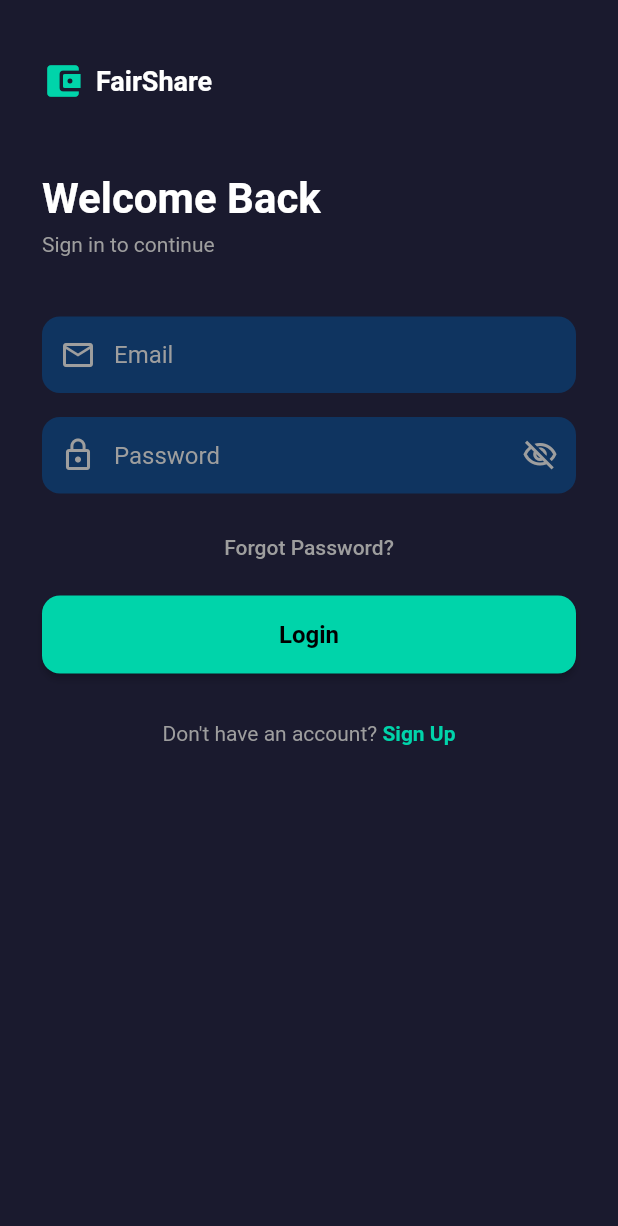
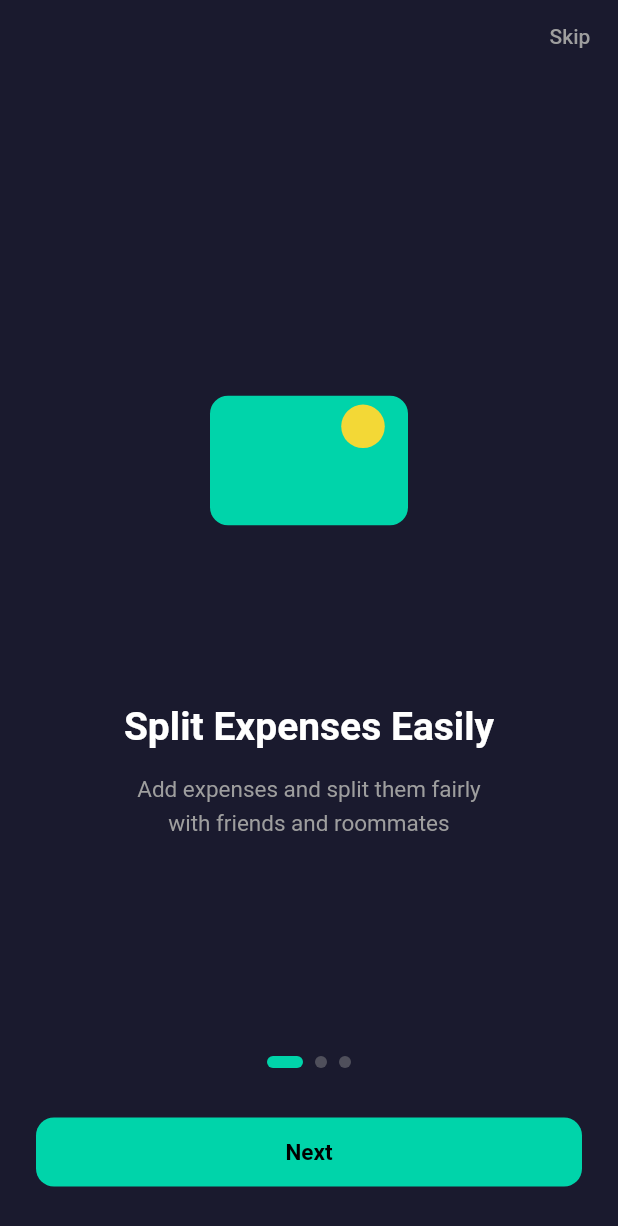
Before and after one commit to Haidermushtaq/splivy, a Flutter app: the screen it shows after launch, on a phone screen of 412 x 824 dp. Shown: the top 1226 px of the screen. Run offline on Flutter 3.47's test engine with Material 3 defaults, Android fonts, the phone set to English and light mode, and no system bars; our stand-ins replace flutter_dotenv, flutter_local_notifications, flutter_riverpod, lottie, shared_preferences, supabase_flutter and 1 more; accounts and stored records are empty.

Commit message:
feat: implement SharedPreferences for session, theme and onboarding
- Add PreferencesService singleton with typed getters/setters for theme,
  onboarding, user cache, reminder settings, and currency
- Replace StateProvider<ThemeMode> with StateNotifierProvider + ThemeModeNotifier
- Add onboarding screen (3-slide PageView with animated dots)
- Splash screen checks onboarding flag and session-expired state
- Login saves user profile (full_name, username, email) to local cache
- Profile screen loads cached user data and uses notifier for theme toggle
- Dashboard AppBar shows personalised greeting from cached first name
- ReminderService migrated to use PreferencesService instead of raw SharedPreferences

Co-authored-by: HaiderZahoorr <haiderzahoor808@gmail.com>
Co-authored-by: shumailkhan845 <shumail.kn845@gmail.com>

```diff
--- a/lib/providers/theme_provider.dart
+++ b/lib/providers/theme_provider.dart
@@ -1,10 +1,23 @@
 import 'package:flutter/material.dart';
 import 'package:flutter_riverpod/flutter_riverpod.dart';
-import 'package:shared_preferences/shared_preferences.dart';
+import '../services/preferences_service.dart';
 
-final themeProvider = StateProvider<ThemeMode>((ref) => ThemeMode.dark);
+class ThemeModeNotifier extends StateNotifier<ThemeMode> {
+  final PreferencesService _prefs;
 
-Future<void> saveThemePreference(bool isDark) async {
-  final prefs = await SharedPreferences.getInstance();
-  await prefs.setBool('theme_mode', isDark);
+  ThemeModeNotifier(this._prefs) : super(_prefs.getThemeMode());
+
+  void toggleTheme() {
+    setTheme(state == ThemeMode.dark ? ThemeMode.light : ThemeMode.dark);
+  }
+
+  void setTheme(ThemeMode mode) {
+    state = mode;
+    _prefs.saveThemeMode(mode);
+  }
 }
+
+final themeProvider =
+    StateNotifierProvider<ThemeModeNotifier, ThemeMode>((ref) {
+  return ThemeModeNotifier(PreferencesService());
+});
--- /dev/null
+++ b/lib/screens/onboarding/onboarding_screen.dart
@@ -0,0 +1,227 @@
+import 'package:flutter/material.dart';
+import '../../services/preferences_service.dart';
+import '../../widgets/lottie_widget.dart';
+
+class OnboardingScreen extends StatefulWidget {
+  const OnboardingScreen({super.key});
+
+  @override
+  State<OnboardingScreen> createState() => _OnboardingScreenState();
+}
+
+class _OnboardingScreenState extends State<OnboardingScreen> {
+  static const _accent = Color(0xFF00D4AA);
+
+  final _pageController = PageController();
+  int _currentPage = 0;
+
+  static const _slides = [
+    _Slide(
+      animation: 'assets/animations/wallet.json',
+      title: 'Split Expenses Easily',
+      subtitle:
+          'Add expenses and split them fairly\nwith friends and roommates',
+    ),
+    _Slide(
+      animation: 'assets/animations/empty.json',
+      title: 'Track Who Owes What',
+      subtitle:
+          'See real-time balances and never\nforget who owes you money',
+    ),
+    _Slide(
+      animation: 'assets/animations/celebration.json',
+      title: 'Settle Up Instantly',
+      subtitle:
+          'Pay via JazzCash or Easypaisa\nand mark expenses as settled',
+    ),
+  ];
+
+  @override
+  void dispose() {
+    _pageController.dispose();
+    super.dispose();
+  }
+
+  void _next() {
+    if (_currentPage < _slides.length - 1) {
+      _pageController.nextPage(
+        duration: const Duration(milliseconds: 350),
+        curve: Curves.easeInOut,
+      );
+    } else {
+      _finish();
+    }
+  }
+
+  void _skip() => _finish();
+
+  Future<void> _finish() async {
+    await PreferencesService().setOnboardingDone();
+    if (mounted) Navigator.of(context).pushReplacementNamed('/login');
+  }
+
+  @override
+  Widget build(BuildContext context) {
+    final onSurface = Theme.of(context).colorScheme.onSurface;
+    final isLast = _currentPage == _slides.length - 1;
+
+    return Scaffold(
+      body: SafeArea(
+        child: Column(
+          children: [
+            // Skip button
+            Align(
+              alignment: Alignment.topRight,
+              child: TextButton(
+                onPressed: _skip,
+                child: const Text(
+                  'Skip',
+                  style: TextStyle(color: Colors.grey, fontSize: 14),
+                ),
+              ),
+            ),
+
+            // Slides
+            Expanded(
+              child: PageView.builder(
+                controller: _pageController,
+                onPageChanged: (i) => setState(() => _currentPage = i),
+                itemCount: _slides.length,
+                itemBuilder: (_, i) => _SlideView(slide: _slides[i]),
+              ),
+            ),
+
+            // Dots
+            Row(
+              mainAxisAlignment: MainAxisAlignment.center,
+              children: List.generate(
+                _slides.length,
+                (i) => AnimatedContainer(
+                  duration: const Duration(milliseconds: 300),
+                  margin: const EdgeInsets.symmetric(horizontal: 4),
+                  width: _currentPage == i ? 24 : 8,
+                  height: 8,
+                  decoration: BoxDecoration(
+                    color: _currentPage == i ? _accent : Colors.grey.withValues(alpha: 0.4),
+                    borderRadius: BorderRadius.circular(4),
+                  ),
+                ),
+              ),
+            ),
+
+            const SizedBox(height: 32),
+
+            // Action buttons
+            Padding(
+              padding: const EdgeInsets.symmetric(horizontal: 24),
+              child: Row(
+                children: [
+                  if (_currentPage > 0)
+                    Expanded(
+                      child: OutlinedButton(
+                        onPressed: () => _pageController.previousPage(
+                          duration: const Duration(milliseconds: 350),
+                          curve: Curves.easeInOut,
+                        ),
+                        style: OutlinedButton.styleFrom(
+                          side: const BorderSide(color: _accent),
+                          shape: RoundedRectangleBorder(
+                              borderRadius: BorderRadius.circular(12)),
+                          padding: const EdgeInsets.symmetric(vertical: 14),
+                        ),
+                        child: Text(
+                          'Back',
+                          style: TextStyle(color: onSurface, fontSize: 15),
+                        ),
+                      ),
+                    ),
+                  if (_currentPage > 0) const SizedBox(width: 12),
+                  Expanded(
+                    flex: 2,
+                    child: ElevatedButton(
+                      onPressed: _next,
+                      style: ElevatedButton.styleFrom(
+                        backgroundColor: _accent,
+                        shape: RoundedRectangleBorder(
+                            borderRadius: BorderRadius.circular(12)),
+                        padding: const EdgeInsets.symmetric(vertical: 14),
+                        elevation: 0,
+                      ),
+                      child: Text(
+                        isLast ? 'Get Started' : 'Next',
+                        style: const TextStyle(
+                          color: Colors.black,
+                          fontWeight: FontWeight.bold,
+                          fontSize: 15,
+                        ),
+                      ),
+                    ),
+                  ),
+                ],
+              ),
+            ),
+
+            const SizedBox(height: 32),
+          ],
+        ),
+      ),
+    );
+  }
+}
+
+class _Slide {
+  final String animation;
+  final String title;
+  final String subtitle;
+
+  const _Slide({
+    required this.animation,
+    required this.title,
+    required this.subtitle,
+  });
+}
+
+class _SlideView extends StatelessWidget {
+  final _Slide slide;
+
+  const _SlideView({required this.slide});
+
+  @override
+  Widget build(BuildContext context) {
+    final onSurface = Theme.of(context).colorScheme.onSurface;
+    return Padding(
+      padding: const EdgeInsets.symmetric(horizontal: 32),
+      child: Column(
+        mainAxisAlignment: MainAxisAlignment.center,
+        children: [
+          LottieWidget(
+            assetPath: slide.animation,
+            width: 240,
+            height: 240,
+            repeat: true,
+          ),
+          const SizedBox(height: 36),
+          Text(
+            slide.title,
+            textAlign: TextAlign.center,
+            style: TextStyle(
+              color: onSurface,
+              fontSize: 26,
+              fontWeight: FontWeight.bold,
+            ),
+          ),
+          const SizedBox(height: 14),
+          Text(
+            slide.subtitle,
+            textAlign: TextAlign.center,
+            style: const TextStyle(
+              color: Colors.grey,
+              fontSize: 15,
+              height: 1.5,
+            ),
+          ),
+        ],
+      ),
+    );
+  }
+}
--- /dev/null
+++ b/lib/services/preferences_service.dart
@@ -0,0 +1,109 @@
+import 'package:flutter/material.dart';
+import 'package:shared_preferences/shared_preferences.dart';
+
+class PreferencesService {
+  static final PreferencesService _instance = PreferencesService._internal();
+  factory PreferencesService() => _instance;
+  PreferencesService._internal();
+
+  late SharedPreferences _prefs;
+
+  // ── Keys ────────────────────────────────────────────────────────────────────
+  static const String keyThemeMode = 'theme_mode';
+  static const String keyOnboardingDone = 'onboarding_done';
+  static const String keyLastUserId = 'last_user_id';
+  static const String keyReminderEnabled = 'reminder_enabled';
+  static const String keyReminderInterval = 'reminder_interval_hours';
+  static const String keyLastSync = 'last_sync_timestamp';
+  static const String keyCachedUsername = 'cached_username';
+  static const String keyCachedFullName = 'cached_full_name';
+  static const String keyCachedEmail = 'cached_email';
+  static const String keyCachedAvatar = 'cached_avatar_url';
+  static const String keyCurrency = 'currency';
+  static const String keyNotificationSound = 'notification_sound';
+
+  Future<void> initialize() async {
+    _prefs = await SharedPreferences.getInstance();
+  }
+
+  // ── Theme ────────────────────────────────────────────────────────────────────
+  void saveThemeMode(ThemeMode mode) {
+    final value = switch (mode) {
+      ThemeMode.light => 'light',
+      ThemeMode.system => 'system',
+      ThemeMode.dark => 'dark',
+    };
+    _prefs.setString(keyThemeMode, value);
+  }
+
+  ThemeMode getThemeMode() {
+    return switch (_prefs.getString(keyThemeMode)) {
+      'light' => ThemeMode.light,
+      'system' => ThemeMode.system,
+      _ => ThemeMode.dark,
+    };
+  }
+
+  // ── User cache ───────────────────────────────────────────────────────────────
+  Future<void> saveUserCache({
+    required String userId,
+    required String username,
+    required String fullName,
+    required String email,
+  }) async {
+    await _prefs.setString(keyLastUserId, userId);
+    await _prefs.setString(keyCachedUsername, username);
+    await _prefs.setString(keyCachedFullName, fullName);
+    await _prefs.setString(keyCachedEmail, email);
+  }
+
+  Map<String, String?> getUserCache() => {
+        'userId': _prefs.getString(keyLastUserId),
+        'username': _prefs.getString(keyCachedUsername),
+        'fullName': _prefs.getString(keyCachedFullName),
+        'email': _prefs.getString(keyCachedEmail),
+      };
+
+  String? getLastUserId() => _prefs.getString(keyLastUserId);
+
+  Future<void> clearUserCache() async {
+    await _prefs.remove(keyLastUserId);
+    await _prefs.remove(keyCachedUsername);
+    await _prefs.remove(keyCachedFullName);
+    await _prefs.remove(keyCachedEmail);
+    await _prefs.remove(keyCachedAvatar);
+  }
+
+  // ── Reminders ────────────────────────────────────────────────────────────────
+  bool getReminderEnabled() => _prefs.getBool(keyReminderEnabled) ?? true;
+  Future<void> saveReminderEnabled(bool enabled) =>
+      _prefs.setBool(keyReminderEnabled, enabled);
+
+  int getReminderInterval() => _prefs.getInt(keyReminderInterval) ?? 24;
+  Future<void> saveReminderInterval(int hours) =>
+      _prefs.setInt(keyReminderInterval, hours);
+
+  // ── App Settings ─────────────────────────────────────────────────────────────
+  String getCurrency() => _prefs.getString(keyCurrency) ?? 'PKR';
+  Future<void> saveCurrency(String currency) =>
+      _prefs.setString(keyCurrency, currency);
+
+  bool getNotificationSound() => _prefs.getBool(keyNotificationSound) ?? true;
+  Future<void> saveNotificationSound(bool enabled) =>
+      _prefs.setBool(keyNotificationSound, enabled);
+
+  // ── Onboarding ───────────────────────────────────────────────────────────────
+  bool isOnboardingDone() => _prefs.getBool(keyOnboardingDone) ?? false;
+  Future<void> setOnboardingDone() => _prefs.setBool(keyOnboardingDone, true);
+
+  // ── Last sync ────────────────────────────────────────────────────────────────
+  Future<void> saveLastSync() =>
+      _prefs.setInt(keyLastSync, DateTime.now().millisecondsSinceEpoch);
+
+  DateTime? getLastSync() {
+    final ms = _prefs.getInt(keyLastSync);
+    return ms != null ? DateTime.fromMillisecondsSinceEpoch(ms) : null;
+  }
+
+  Future<void> clearAll() => _prefs.clear();
+}
```
Also changed, not shown: lib/main.dart (+11 -7 lines), lib/providers/preferences_provider.dart (added, +10 -0 lines), lib/screens/auth/login_screen.dart (+16 -1 lines), lib/screens/dashboard/dashboard_screen.dart (+22 -1 lines), lib/screens/profile/profile_screen.dart (+23 -10 lines), lib/screens/splash_screen.dart (+31 -9 lines), lib/services/reminder_service.dart (+7 -10 lines).
